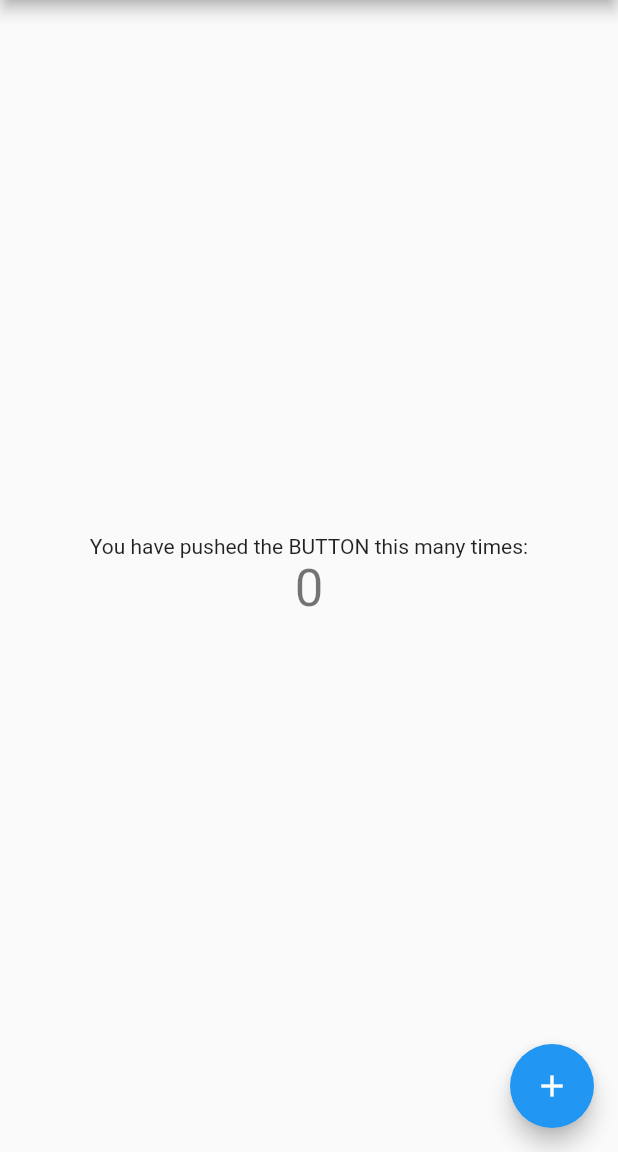
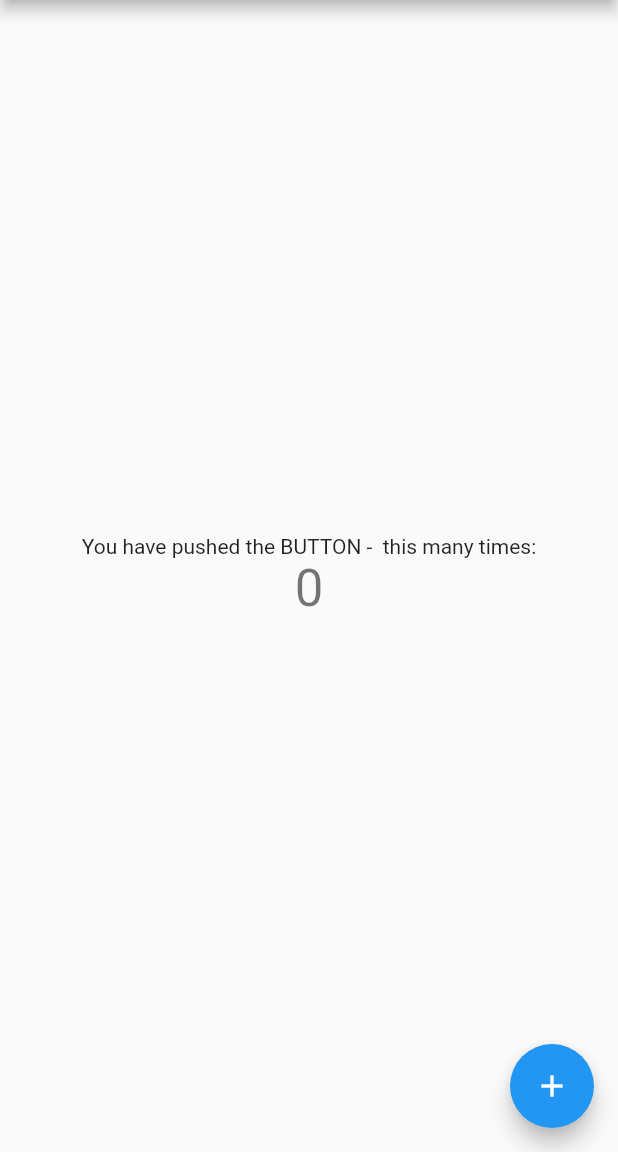
Before and after one commit to alexVinarskis/vClip-mobile, a Flutter app: the screen it shows after launch, on a phone screen of 412 x 824 dp, the part 84-1236 px from its top. Run offline on Flutter 3.47's test engine with Material 2 defaults, Android fonts, the phone set to English and light mode, and no system bars.

Commit message:
added yaml

```diff
--- a/v_clip/lib/main.dart
+++ b/v_clip/lib/main.dart
@@ -98,7 +98,7 @@ class _MyHomePageState extends State<MyHomePage> {
           mainAxisAlignment: MainAxisAlignment.center,
           children: <Widget>[
             Text(
-              'You have pushed the BUTTON this many times:',
+              'You have pushed the BUTTON -  this many times:',
             ),
             Text(
               '$_counter',
```
Also changed, not shown: v_clip/pubspec.yaml (+20 -0 lines), v_clip/pubspec.lock, 3 other files.
